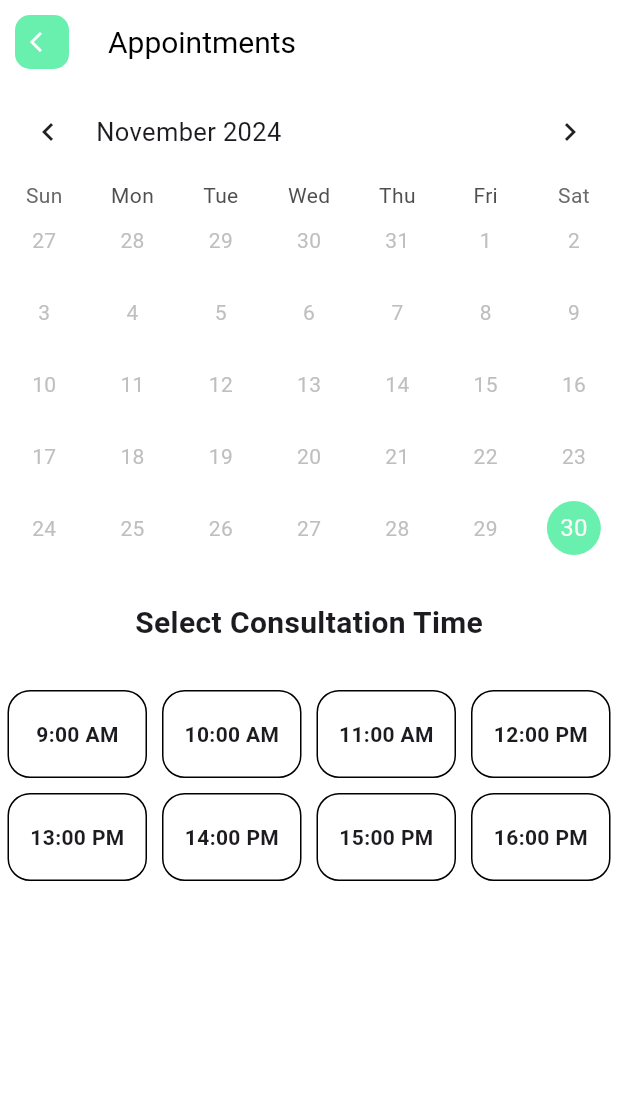
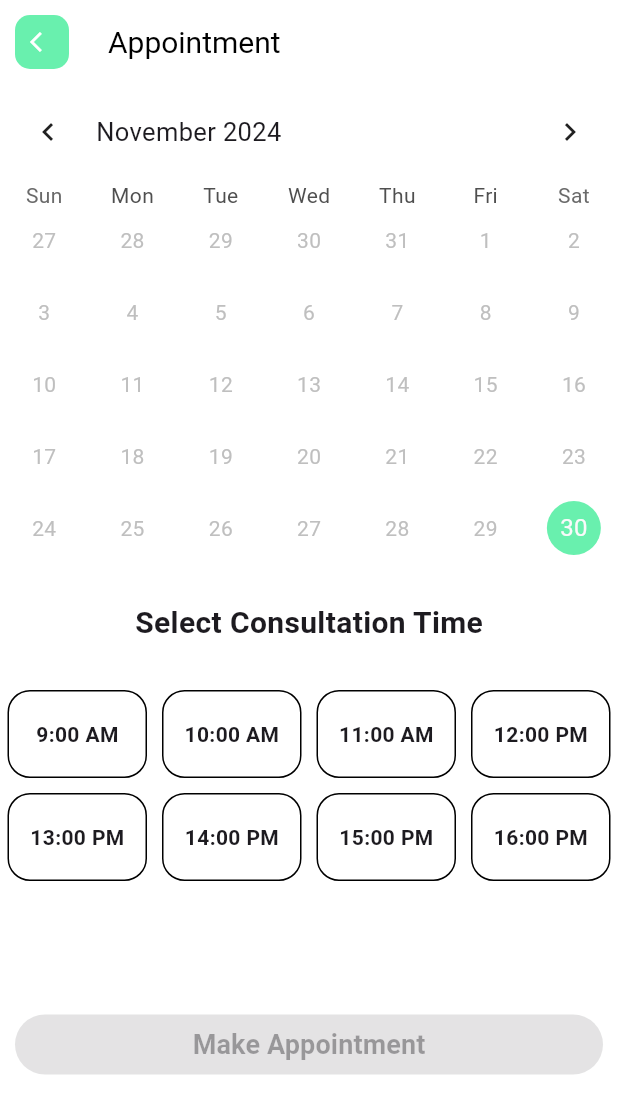
Before and after one commit to natanmuletahunde/DR-Apponitment_app, a Flutter app: the BookingPage screen opened by its route, on a phone screen of 412 x 824 dp. Shown: the top 1114 px of the screen. Run offline on Flutter 3.47's test engine with Material 3 defaults, Android fonts, the phone set to English and light mode, and no system bars; drawn by our look-alikes of table_calendar; our stand-ins replace font_awesome_flutter.

Commit message:
create the success.booked.dart  in the screen folder

```diff
--- a/lib/screens/booking_page.dart
+++ b/lib/screens/booking_page.dart
@@ -1,3 +1,4 @@
+import 'package:drappointment/components/button.dart';
 import 'package:drappointment/components/custom_appbar.dart';
 import 'package:drappointment/utils/config.dart';
 import 'package:flutter/material.dart';
@@ -27,8 +28,8 @@ class _BookingPageState extends State<BookingPage> {
       appBar: const PreferredSize(
         preferredSize: Size.fromHeight(kToolbarHeight),
         child: CustomAppBar(
-          appTitle: 'Appointments',
-          appTile: 'Appointments',
+          appTitle: 'Appointment',
+          appTile: 'Appointment',
           icon: FaIcon(Icons.arrow_back_ios),
         ),
       ),
@@ -102,9 +103,8 @@ class _BookingPageState extends State<BookingPage> {
                             '${index + 9}:00 ${index + 9 > 11 ? "PM" : "AM"}',
                             style: TextStyle(
                               fontWeight: FontWeight.bold,
-                              color: _currentIndex == index
-                                  ? Colors.white
-                                  : null,
+                              color:
+                                  _currentIndex == index ? Colors.white : null,
                             ),
                           ),
                         ),
@@ -117,6 +117,18 @@ class _BookingPageState extends State<BookingPage> {
                     childAspectRatio: 1.5,
                   ),
                 ),
+          SliverToBoxAdapter(
+            child: Container(
+              padding: const EdgeInsets.symmetric(horizontal: 10, vertical: 80),
+              child: Button(
+                title: 'Make Appointment',
+                width: double.infinity,
+                onPressed: () {},
+                disable: _timeSelected && _dateSelected ? false : true,
+                // Set background color here
+              ),
+            ),
+          )
         ],
       ),
     );
```
Also changed, not shown: lib/screens/success.booked.dart (added).
